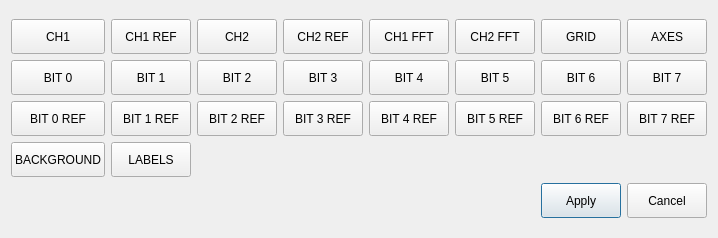
Qt form customtheme.ui (ganzziani/xscopes-qt) before a commit.
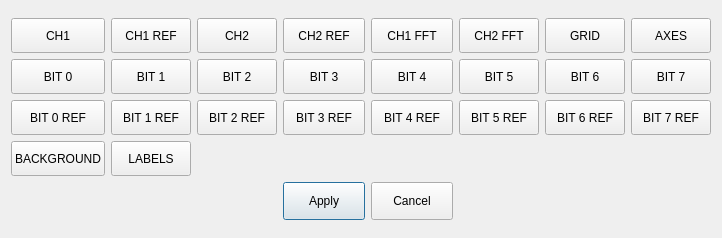
The same form after that commit. Icons and pictures are not drawn.

The edit to the form file:
```diff
--- a/customtheme.ui
+++ b/customtheme.ui
@@ -438,14 +438,28 @@
        </property>
       </widget>
      </item>
-     <item row="4" column="6">
+     <item row="4" column="3">
       <widget class="QPushButton" name="applyButton">
        <property name="minimumSize">
         <size>
-         <width>0</width>
-         <height>35</height>
+         <width>80</width>
+         <height>30</height>
         </size>
        </property>
+       <property name="styleSheet">
+        <string notr="true">QPushButton {
+    border-image: url(&quot;:/Bitmaps/Bitmaps/btn-86-up.png&quot;);
+    min-width: 80px;
+    min-height: 30px;
+    border-width: 0px;
+ }
+QPushButton:pressed {
+    border-image: url(&quot;:/Bitmaps/Bitmaps/btn-86-down.png&quot;);
+    min-width: 80px;
+    min-height: 30px;
+    border-width: 0px;
+ }</string>
+       </property>
        <property name="text">
         <string>Apply</string>
        </property>
@@ -457,14 +471,28 @@
        </property>
       </widget>
      </item>
-     <item row="4" column="7">
+     <item row="4" column="4">
       <widget class="QPushButton" name="cancelButton">
        <property name="minimumSize">
         <size>
-         <width>0</width>
-         <height>35</height>
+         <width>80</width>
+         <height>30</height>
         </size>
        </property>
+       <property name="styleSheet">
+        <string notr="true">QPushButton {
+    border-image: url(&quot;:/Bitmaps/Bitmaps/btn-86-up.png&quot;);
+    min-width: 80px;
+    min-height: 30px;
+    border-width: 0px;
+ }
+QPushButton:pressed {
+    border-image: url(&quot;:/Bitmaps/Bitmaps/btn-86-down.png&quot;);
+    min-width: 80px;
+    min-height: 30px;
+    border-width: 0px;
+ }</string>
+       </property>
        <property name="text">
         <string>Cancel</string>
        </property>
```
Left out of the diff: 8 changed lines with no effect on the pictures.
